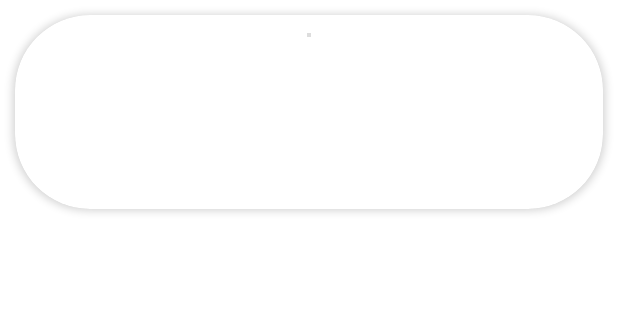
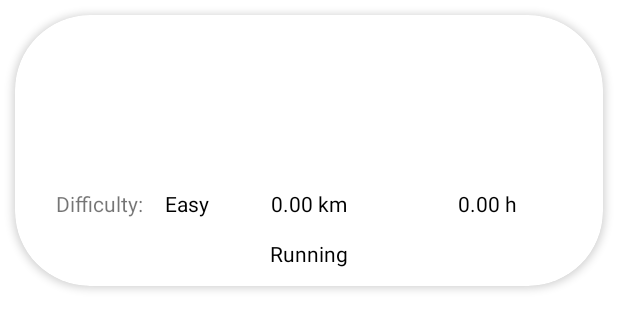
Before and after one commit to marcespasa11/MyRoutes, an Android app: the layout card_layout.xml on its own in the app's theme, with its tools: preview values and no code run, on a phone screen of 412 x 824 dp. Shown: the top 330 px of the screen. Run offline under Robolectric (Android 15) with nearby library versions, the phone set to English and light mode, and no system bars.

Commit message:
mostrar dades als posts i color segons dificultat

```diff
--- a/app/src/main/java/com/maresgon/myroutes/Model/Ruta.kt
+++ /dev/null
@@ -1,5 +0,0 @@
-package com.maresgon.myroutes.Model
-
-class Ruta {
-
-}
--- a/app/src/main/java/com/maresgon/myroutes/RecyclerAdapter.kt
+++ b/app/src/main/java/com/maresgon/myroutes/RecyclerAdapter.kt
@@ -51,12 +51,16 @@ class RecyclerAdapter (options: FirestoreRecyclerOptions<Post>) :
         holder.itemTitle.text = model.name
         holder.itemDescription.text = model.description
         holder.itemLocation.text = model.location //"${model.city}, ${model.country}"
+        holder.itemDistance.text = model.distance
+        holder.itemDuration.text = model.duration
+        holder.itemDifficulty.text = model.difficulty
+        holder.itemKindOfActivity.text = model.kindOfActivity
 
 
-        when(model.kindOfActivity) {
-            "Running" -> holder.itemView.setBackgroundColor((Color.parseColor("#98fb98")))
-            "Walking" -> holder.itemView.setBackgroundColor((Color.parseColor("#ffcb94")))
-            "Cycling" -> holder.itemView.setBackgroundColor((Color.parseColor("#ff94ff")))
+        when(model.difficulty) {
+            "Easy" -> holder.itemView.setBackgroundColor((Color.parseColor("#98fb98")))
+            "Medium" -> holder.itemView.setBackgroundColor((Color.parseColor("#ffcb94")))
+            "Hard" -> holder.itemView.setBackgroundColor((Color.parseColor("#FFC0CB")))//"#ff94ff")))
         }
 
         //foto
@@ -64,12 +68,16 @@ class RecyclerAdapter (options: FirestoreRecyclerOptions<Post>) :
         if (path == "")
             path = model.kindOfActivity.toString().lowercase() + ".png"
 
+        /**En cas de insertar image*/
+        /*
         Picasso
             .get()
             .load("https://firebasestorage.googleapis.com/v0/b/shelted-d5576.appspot.com/o/${path}?alt=media&token=f95e312c-97ac-468c-a281-5f0eea32b5a7")
             .resize(1000, 1000)
             .centerCrop()
             .into(holder.itemImage)
+
+         */
 
         holder.itemView.setOnClickListener(object: View.OnClickListener {
             override fun onClick(v: View?) {
@@ -119,7 +127,11 @@ class RecyclerAdapter (options: FirestoreRecyclerOptions<Post>) :
         var itemTitle = itemView.item_title
         var itemDescription = itemView.item_description
         var itemLocation = itemView.item_location
-        var itemImage = itemView.item_image
+        var itemDuration = itemView.item_duration
+        var itemDistance = itemView.item_distance
+        var itemDifficulty = itemView.item_difficulty
+        var itemKindOfActivity = itemView.item_kindOfActivity
+        /**Image**///var itemImage = itemView.item_image
 
         //var checkBoxFavourite = itemView.checkBox_Favourite   //Future implementation
     }
--- a/app/src/main/res/layout/card_layout.xml
+++ b/app/src/main/res/layout/card_layout.xml
@@ -17,35 +17,33 @@
         android:layout_height="wrap_content"
         android:padding="8dp">
 
-        <ImageView
-            android:id="@+id/item_image"
+        <TextView
+            android:id="@+id/difficultyTextItem"
             android:layout_width="wrap_content"
             android:layout_height="wrap_content"
-            android:background="#DDDDDD"
-            android:padding="1dp"
-            app:layout_constraintEnd_toEndOf="parent"
+            android:layout_marginTop="12dp"
+            android:text="Difficulty:"
+            app:layout_constraintEnd_toStartOf="@+id/item_difficulty"
             app:layout_constraintStart_toStartOf="parent"
-            app:layout_constraintTop_toTopOf="parent"
-            tools:ignore="MissingConstraints" />
+            app:layout_constraintTop_toBottomOf="@+id/item_description" />
 
         <TextView
             android:id="@+id/item_title"
             android:layout_width="wrap_content"
             android:layout_height="wrap_content"
-            android:layout_marginTop="7dp"
             android:textAppearance="@style/Base.TextAppearance.AppCompat.Large"
             android:textColor="#000000"
             android:textStyle="bold"
             app:layout_constraintEnd_toEndOf="parent"
             app:layout_constraintStart_toStartOf="parent"
-            app:layout_constraintTop_toBottomOf="@+id/item_image"
-            tools:ignore="MissingConstraints" />
+            tools:ignore="MissingConstraints"
+            tools:layout_editor_absoluteY="17dp" />
 
         <TextView
             android:id="@+id/item_location"
             android:layout_width="wrap_content"
             android:layout_height="wrap_content"
-            android:layout_marginTop="10dp"
+            android:layout_marginTop="12dp"
             android:textStyle="bold"
             app:layout_constraintEnd_toEndOf="parent"
             app:layout_constraintStart_toStartOf="parent"
@@ -57,16 +55,64 @@
             android:layout_width="wrap_content"
             android:layout_height="wrap_content"
             android:layout_below="@id/item_location"
-            android:layout_marginTop="10dp"
-            android:layout_marginBottom="7dp"
+            android:layout_marginTop="12dp"
             android:textAppearance="@style/Base.TextAppearance.AppCompat.Small"
             android:textStyle="bold"
-            app:layout_constraintBottom_toBottomOf="parent"
             app:layout_constraintEnd_toEndOf="parent"
             app:layout_constraintStart_toStartOf="parent"
             app:layout_constraintTop_toBottomOf="@+id/item_location"
             tools:ignore="MissingConstraints,NotSibling" />
 
+        <TextView
+            android:id="@+id/item_distance"
+            android:layout_width="wrap_content"
+            android:layout_height="wrap_content"
+            android:layout_marginTop="12dp"
+            android:textAlignment="textEnd"
+            android:textAppearance="@style/Base.TextAppearance.AppCompat.Small"
+            android:textColor="@color/black"
+            app:layout_constraintEnd_toEndOf="parent"
+            app:layout_constraintStart_toStartOf="parent"
+            app:layout_constraintTop_toBottomOf="@id/item_description"
+            tools:text="0.00 km" />
+
+        <TextView
+            android:id="@+id/item_duration"
+            android:layout_width="wrap_content"
+            android:layout_height="wrap_content"
+            android:layout_marginTop="12dp"
+            android:layout_marginEnd="45dp"
+            android:textAppearance="@style/Base.TextAppearance.AppCompat.Small"
+            android:textColor="@color/black"
+            app:layout_constraintEnd_toEndOf="parent"
+            app:layout_constraintTop_toBottomOf="@+id/item_description"
+            tools:text="0.00 h" />
+
+        <TextView
+            android:id="@+id/item_difficulty"
+            android:layout_width="wrap_content"
+            android:layout_height="wrap_content"
+            android:layout_marginStart="88dp"
+            android:layout_marginTop="12dp"
+            android:textAppearance="@style/Base.TextAppearance.AppCompat.Small"
+            android:textColor="@color/black"
+            app:layout_constraintStart_toStartOf="parent"
+            app:layout_constraintTop_toBottomOf="@+id/item_description"
+            tools:text="Easy" />
+
+        <TextView
+            android:id="@+id/item_kindOfActivity"
+            android:layout_width="wrap_content"
+            android:layout_height="wrap_content"
+            android:layout_marginTop="14dp"
+            android:textAppearance="@style/Base.TextAppearance.AppCompat.Small"
+            android:textColor="@color/black"
+            app:layout_constraintEnd_toEndOf="parent"
+            app:layout_constraintStart_toStartOf="parent"
+            app:layout_constraintTop_toBottomOf="@+id/item_distance"
+            tools:text="Running" />
+
+
     </androidx.constraintlayout.widget.ConstraintLayout>
 
 </androidx.cardview.widget.CardView>
```
